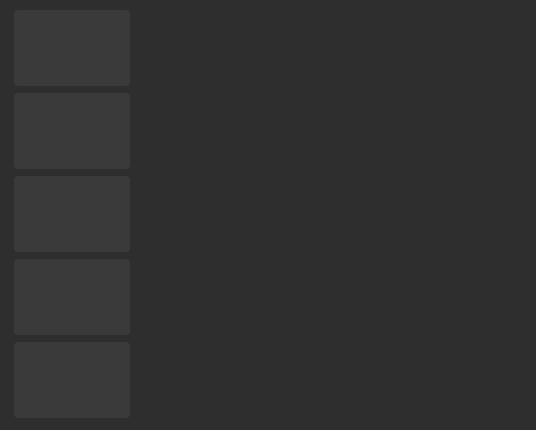
This is pages.ui in Himesh-boop/Stock-Market-Simulator as Qt 5 draws it before an edit. The edited form follows.
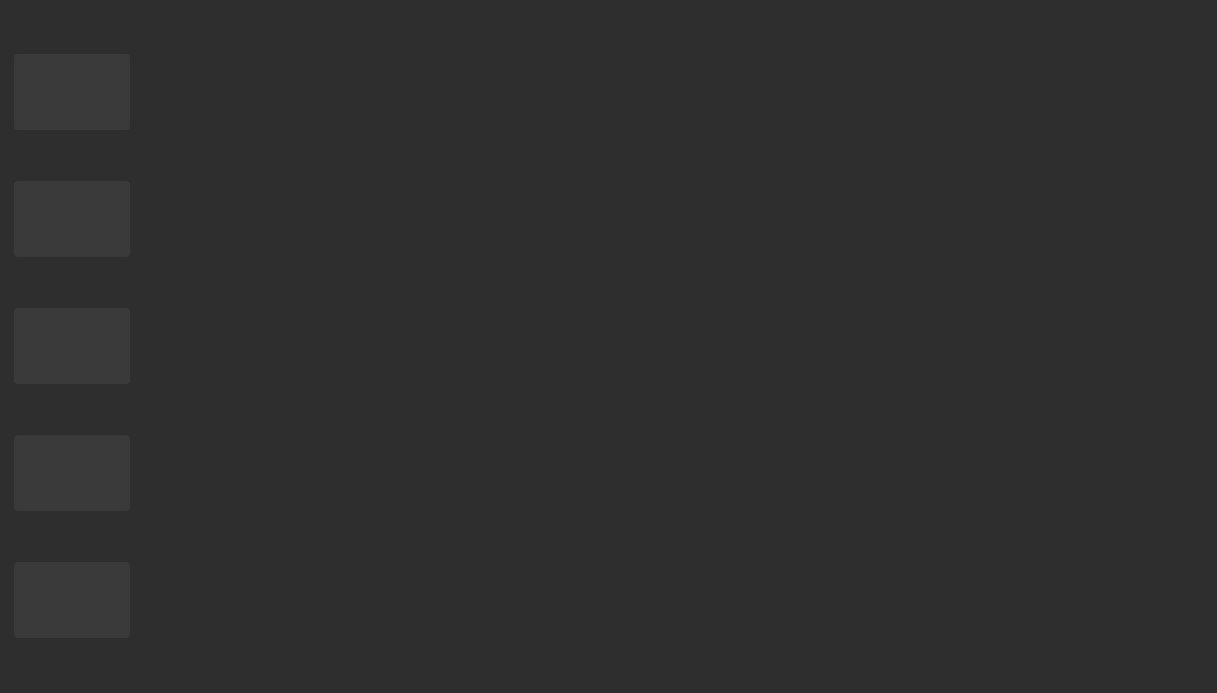
This is the edited form. The open tabs and pages were chosen to show the change. Icons and pictures are not drawn. Custom widgets are drawn as their Qt base class.

```diff
--- a/pages.ui
+++ b/pages.ui
@@ -6,8 +6,8 @@
    <rect>
     <x>0</x>
     <y>0</y>
-    <width>536</width>
-    <height>430</height>
+    <width>1217</width>
+    <height>693</height>
    </rect>
   </property>
   <property name="windowTitle">
```
Left out of the diff: 2 changed lines with no effect on the pictures.
